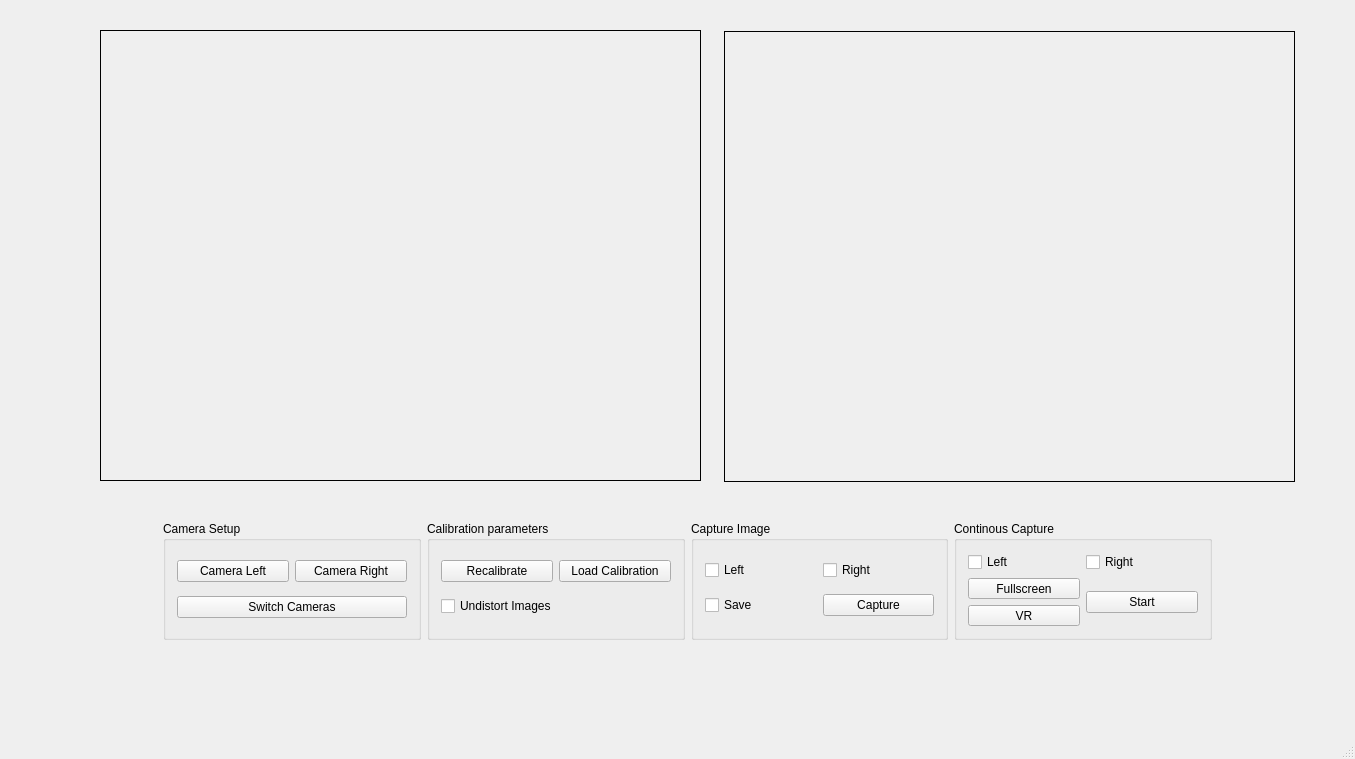
The window that VR_interfaz/mainwindow.ui (richardseba/TFG-Code) describes before a commit, drawn with Qt 5.
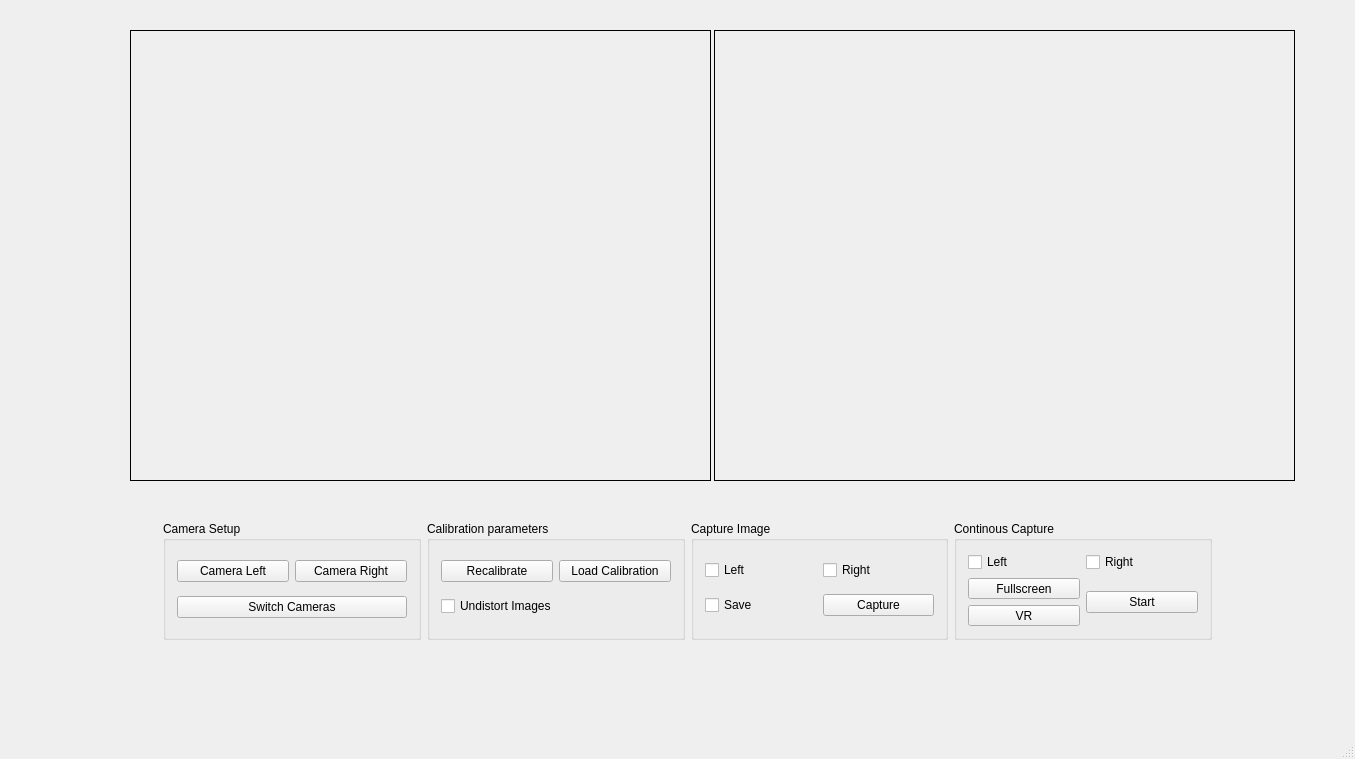
The same window after the commit.

```diff
--- a/VR_interfaz/mainwindow.ui
+++ b/VR_interfaz/mainwindow.ui
@@ -242,9 +242,9 @@
    <widget class="QLabel" name="label_display1">
     <property name="geometry">
      <rect>
-      <x>100</x>
+      <x>130</x>
       <y>30</y>
-      <width>601</width>
+      <width>581</width>
       <height>451</height>
      </rect>
     </property>
@@ -264,9 +264,9 @@
    <widget class="QLabel" name="label_display2">
     <property name="geometry">
      <rect>
-      <x>724</x>
-      <y>31</y>
-      <width>571</width>
+      <x>714</x>
+      <y>30</y>
+      <width>581</width>
       <height>451</height>
      </rect>
     </property>
```
